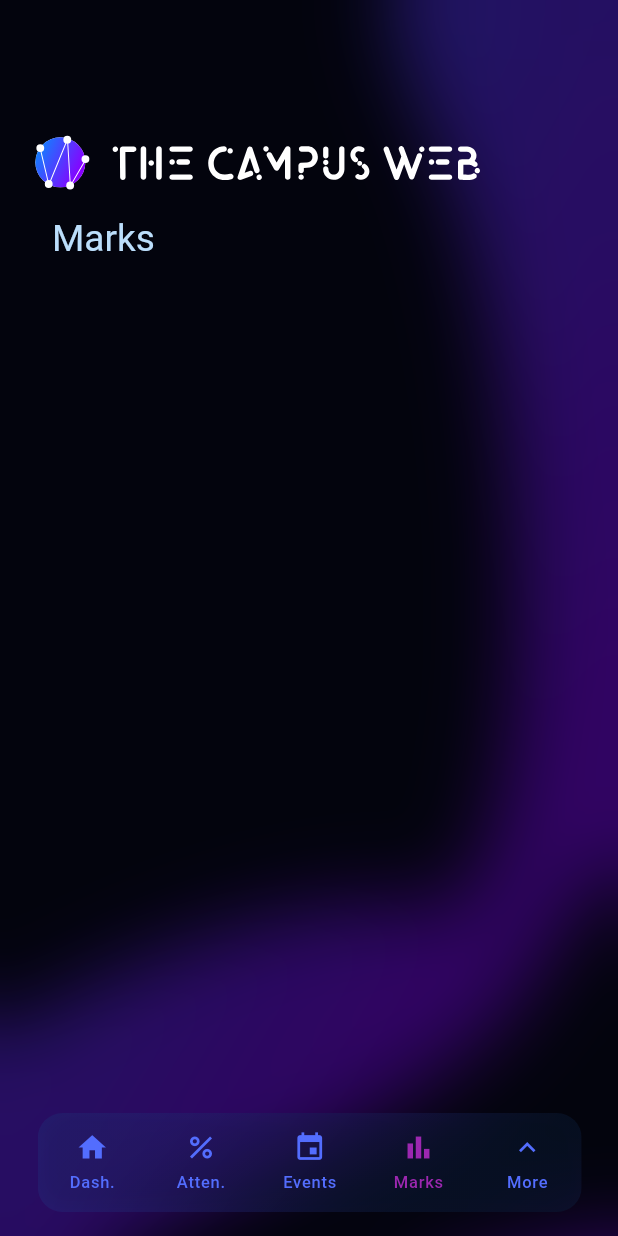
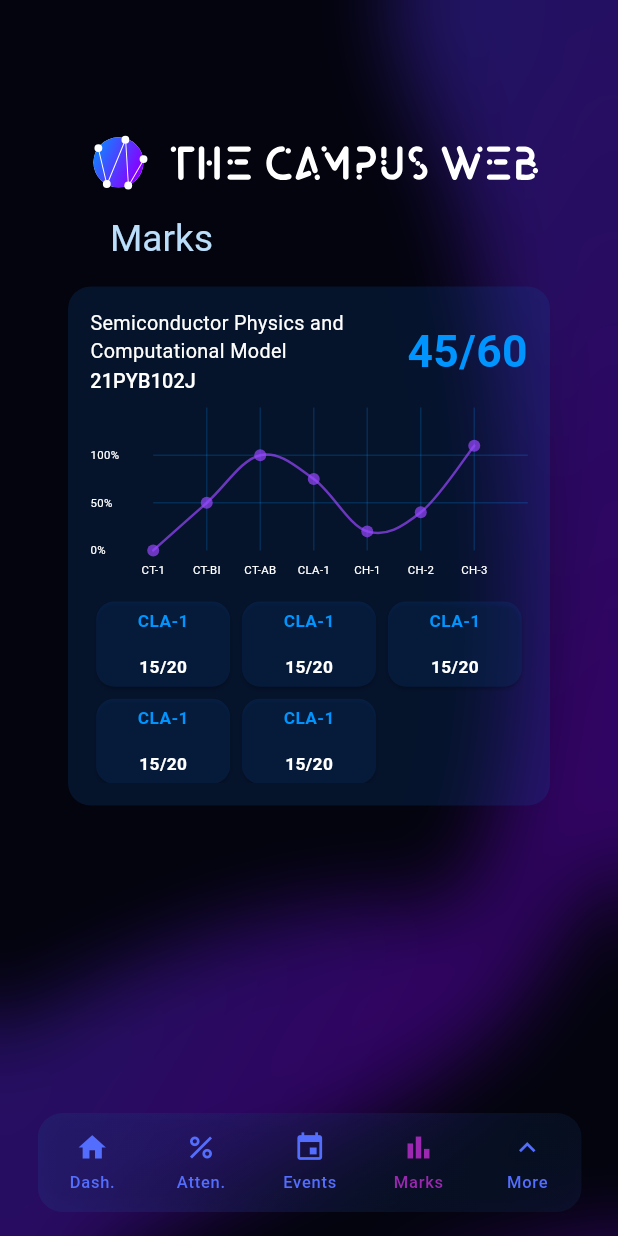
Before and after one commit to TanishqPokharia/CampusApp, a Flutter app: the screen it shows after launch, item 4 of the bottom bar chosen, on a phone screen of 412 x 824 dp. Run offline on Flutter 3.47's test engine with Material 3 defaults, Android fonts, the phone set to English and light mode, and no system bars; drawn by our look-alikes of blur, fl_chart; our stand-ins replace awesome_bottom_bar, flutter_carousel_widget, flutter_svg, glass.

Commit message:
Marks Screen

```diff
--- a/lib/screens/attendance_screen.dart
+++ b/lib/screens/attendance_screen.dart
@@ -2,9 +2,6 @@ import 'package:campus_app/widgets/attendance_widget.dart';
 import 'package:campus_app/widgets/screen_base.dart';
 import 'package:flutter/material.dart';
 import 'package:campus_app/main.dart';
-import 'package:flutter_svg/flutter_svg.dart';
-
-import 'package:campus_app/widgets/background.dart';
 
 class AttendanceScreen extends StatelessWidget {
   const AttendanceScreen({super.key});
--- a/lib/screens/marks_screen.dart
+++ b/lib/screens/marks_screen.dart
@@ -1,5 +1,7 @@
 import 'package:campus_app/widgets/screen_base.dart';
 import 'package:flutter/material.dart';
+
+import '../widgets/marks_widgets/marks_widget.dart';
 
 class MarksScreen extends StatelessWidget {
   const MarksScreen({super.key});
@@ -8,7 +10,9 @@ class MarksScreen extends StatelessWidget {
   Widget build(BuildContext context) {
     return ScreenBase(
       title: "Marks",
-      child: Container(),
+      child: Container(
+        child: MarksWidget(),
+      ),
     );
   }
 }
--- /dev/null
+++ b/lib/widgets/marks_widgets/ct_marks_widget.dart
@@ -0,0 +1,33 @@
+import 'package:flutter/material.dart';
+import 'package:campus_app/main.dart';
+
+class CtMarksWidgetCard extends StatelessWidget {
+  const CtMarksWidgetCard({super.key});
+
+  @override
+  Widget build(BuildContext context) {
+    return Card(
+      color: Color.fromRGBO(12, 77, 162, 0.2),
+      child: Padding(
+        padding: EdgeInsets.all(context.responsiveSize(6)),
+        child: Column(
+          mainAxisAlignment: MainAxisAlignment.spaceBetween,
+          children: [
+            Text(
+              "CLA-1",
+              style: TextStyle(
+                fontSize: context.responsiveSize(14),
+                fontWeight: FontWeight.w700,
+                color: Color.fromRGBO(0, 148, 255, 1),
+              ),
+            ),
+            Text(
+              "15/20",
+              style: TextStyle(fontSize: context.responsiveSize(14), fontWeight: FontWeight.w700),
+            ),
+          ],
+        ),
+      ),
+    );
+  }
+}
--- /dev/null
+++ b/lib/widgets/marks_widgets/marks_graph_widget.dart
@@ -0,0 +1,135 @@
+import 'package:fl_chart/fl_chart.dart';
+import 'package:flutter/material.dart';
+import 'package:campus_app/main.dart';
+
+class MarksGraphWidget extends StatelessWidget {
+  const MarksGraphWidget({super.key});
+
+  Widget bottomTitleWidgets(double value, TitleMeta meta) {
+    const style = TextStyle(
+      fontWeight: FontWeight.w400,
+      fontSize: 7.6,
+    );
+    Widget text;
+    switch (value.toInt()) {
+      case 0:
+        text = const Text('CT-1', style: style);
+        break;
+      case 1:
+        text = const Text('CT-BI', style: style);
+        break;
+      case 2:
+        text = const Text('CT-AB', style: style);
+        break;
+      case 3:
+        text = const Text('CLA-1', style: style);
+        break;
+      case 4:
+        text = const Text('CH-1', style: style);
+        break;
+      case 5:
+        text = const Text('CH-2', style: style);
+        break;
+      case 6:
+        text = const Text('CH-3', style: style);
+        break;
+      default:
+        text = const Text('', style: style);
+        break;
+    }
+
+    return SideTitleWidget(
+      axisSide: meta.axisSide,
+      child: text,
+    );
+  }
+
+  Widget leftTitleWidgets(double value, TitleMeta meta) {
+    const style = TextStyle(
+      fontWeight: FontWeight.w400,
+      fontSize: 7.6,
+    );
+    String text;
+    switch (value.toInt()) {
+      case 0:
+        text = '0%';
+        break;
+      case 1:
+        text = '50%';
+        break;
+      case 2:
+        text = '100%';
+        break;
+      default:
+        return Container();
+    }
+
+    return Text(text, style: style, textAlign: TextAlign.left);
+  }
+
+  @override
+  Widget build(BuildContext context) {
+    return LineChart(
+
+      LineChartData(
+
+        minX: 0,
+        maxX: 7,
+        minY: 0,
+        maxY: 3,
+        gridData: FlGridData(
+          show: true,
+          horizontalInterval: 1,
+          verticalInterval: 1,
+          getDrawingHorizontalLine: (value) => const FlLine(
+              color: Color.fromRGBO(0, 148, 255, 0.2), strokeWidth: 1),
+          getDrawingVerticalLine: (value) => const FlLine(
+              color: Color.fromRGBO(0, 148, 255, 0.2), strokeWidth: 1),
+        ),
+        titlesData: FlTitlesData(
+          bottomTitles: AxisTitles(
+            sideTitles: SideTitles(
+              showTitles: true,
+              reservedSize: 30,
+              getTitlesWidget: bottomTitleWidgets,
+              interval: 1,
+            ),
+          ),
+          leftTitles: AxisTitles(
+            sideTitles: SideTitles(
+              showTitles: true,
+              getTitlesWidget: leftTitleWidgets,
+              reservedSize: 42,
+              interval: 1,
+            ),
+          ),
+          topTitles: const AxisTitles(
+            sideTitles: SideTitles(showTitles: false),
+          ),
+          rightTitles: const AxisTitles(
+            sideTitles: SideTitles(showTitles: false),
+          ),
+        ),
+        borderData: FlBorderData(show: false),
+        lineBarsData: [
+          LineChartBarData(
+            spots: [
+              FlSpot(0, 0),
+              FlSpot(1, 1),
+              FlSpot(2, 2),
+              FlSpot(3, 1.5),
+              FlSpot(4, 0.4),
+              FlSpot(5, 0.8),
+              FlSpot(6, 2.2),
+            ],
+            color: const Color.fromRGBO(151, 71, 255, 0.7),
+            isCurved: true,
+            barWidth: context.responsiveSize(2),
+            isStrokeCapRound: true,
+          ),
+        ],
+
+      ),
+    );
+  }
+}
--- /dev/null
+++ b/lib/widgets/marks_widgets/marks_widget.dart
@@ -0,0 +1,86 @@
+import 'package:campus_app/main.dart';
+import 'package:campus_app/widgets/marks_widgets/ct_marks_widget.dart';
+import 'package:flutter/material.dart';
+
+import 'marks_graph_widget.dart';
+
+class MarksWidget extends StatelessWidget {
+  const MarksWidget({super.key});
+
+  @override
+  Widget build(BuildContext context) {
+    return Container(
+      height: context.responsiveSize(420),
+      width: context.responsiveSize(390),
+      padding: EdgeInsets.all(context.responsiveSize(18)),
+      decoration: BoxDecoration(
+        borderRadius: BorderRadius.circular(15),
+        color: const Color.fromRGBO(12, 77, 162, 0.2),
+      ),
+      child: Column(
+        mainAxisAlignment: MainAxisAlignment.spaceAround,
+        crossAxisAlignment: CrossAxisAlignment.center,
+        children: [
+          Row(
+            mainAxisAlignment: MainAxisAlignment.spaceBetween,
+            children: [
+              SizedBox(
+                width: context.responsiveSize(235),
+                height: context.responsiveSize(70),
+                child: Column(
+                  crossAxisAlignment: CrossAxisAlignment.start,
+                  mainAxisAlignment: MainAxisAlignment.spaceBetween,
+                  children: [
+                    Text(
+                      "Semiconductor Physics and Computational Model",
+                      style: TextStyle(
+                        fontSize: context.responsiveSize(16),
+                        fontWeight: FontWeight.w400,
+                      ),
+                      maxLines: 2,
+                      softWrap: true,
+                    ),
+                    Text(
+                      "21PYB102J",
+                      style: context.textSmall,
+                    ),
+                  ],
+                ),
+              ),
+              Text(
+                "45/60",
+                style: TextStyle(
+                  fontSize: context.responsiveSize(36),
+                  color: const Color.fromRGBO(0, 148, 255, 1),
+                  fontWeight: FontWeight.w700,
+                ),
+              )
+            ],
+          ),
+          SizedBox(height: context.responsiveSize(10)),
+          Expanded(
+            child: const MarksGraphWidget(),
+          ),
+          Expanded(
+            child:
+              ClipRect(
+                child: GridView.count(
+                  shrinkWrap: true,
+                  physics:AlwaysScrollableScrollPhysics(),
+                  crossAxisCount: 3,
+                  childAspectRatio: 1.5,
+                  children: [
+                    CtMarksWidgetCard(),
+                    CtMarksWidgetCard(),
+                    CtMarksWidgetCard(),
+                    CtMarksWidgetCard(),
+                    CtMarksWidgetCard(),
+                  ],
+                ),
+              ),
+          ),
+        ],
+      ),
+    );
+  }
+}
--- a/pubspec.yaml
+++ b/pubspec.yaml
@@ -40,6 +40,7 @@ dependencies:
   blur: ^3.1.0
   awesome_bottom_bar: ^1.2.4
   flutter_carousel_widget: ^2.2.0
+  fl_chart: ^0.68.0
 
 dev_dependencies:
   flutter_test:
```
Also changed, not shown: pubspec.lock.
